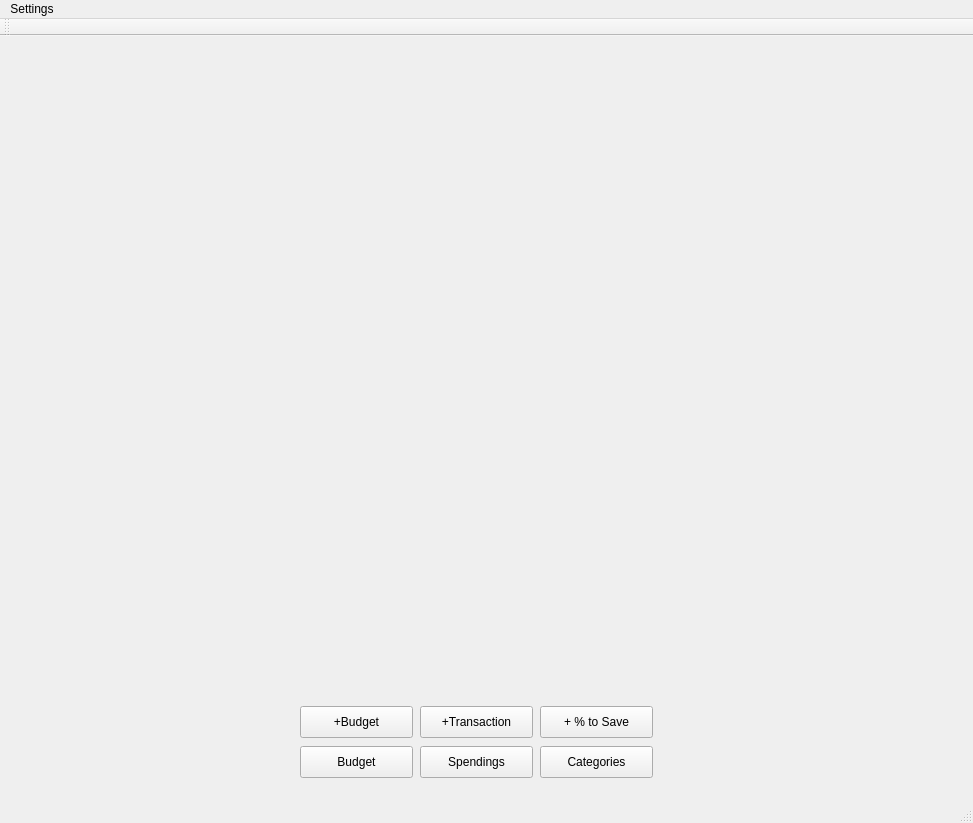
Before: the Qt Designer form EZbudget/maindashboard.ui in IvanInandan/EZBudget, drawn with Qt 5.
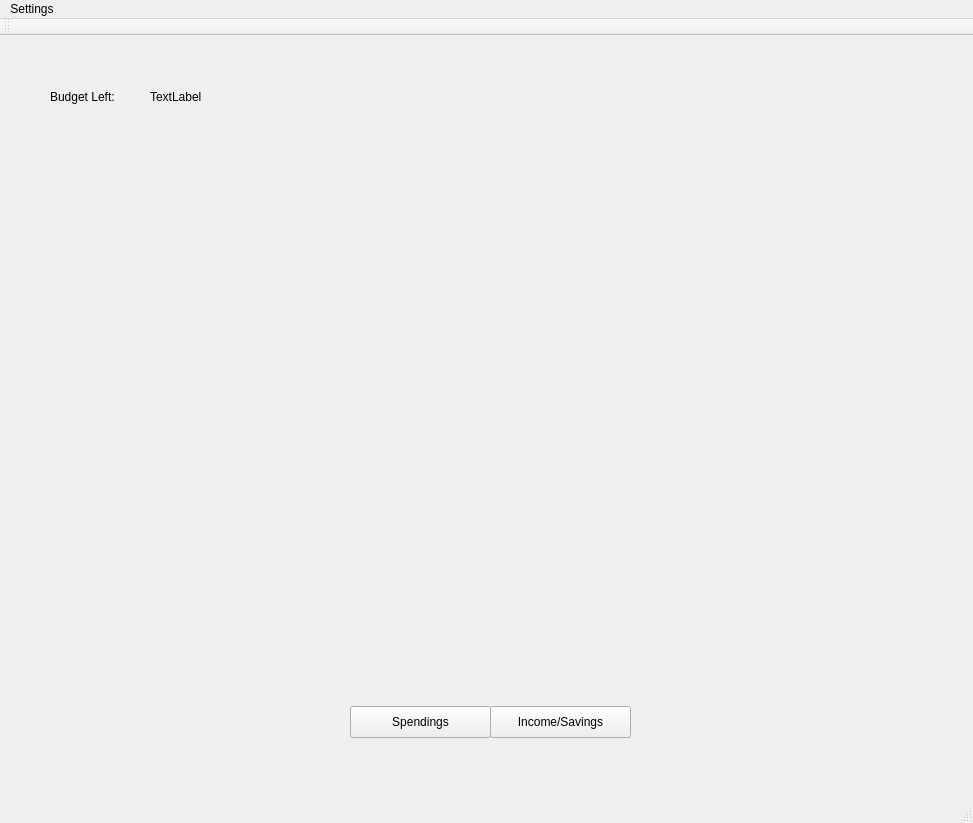
After: the same form once the commit is applied.

The edit to the form file:
```diff
--- a/EZbudget/maindashboard.ui
+++ b/EZbudget/maindashboard.ui
@@ -14,84 +14,22 @@
    <string>mainDashboard</string>
   </property>
   <widget class="QWidget" name="centralWidget">
-   <widget class="QWidget" name="spendSaveChartPlaceholder" native="true">
-    <property name="geometry">
-     <rect>
-      <x>30</x>
-      <y>30</y>
-      <width>901</width>
-      <height>211</height>
-     </rect>
-    </property>
-   </widget>
    <widget class="QWidget" name="spendingChartPlaceholder" native="true">
     <property name="geometry">
      <rect>
-      <x>30</x>
-      <y>310</y>
-      <width>901</width>
-      <height>341</height>
+      <x>140</x>
+      <y>110</y>
+      <width>681</width>
+      <height>301</height>
      </rect>
     </property>
    </widget>
-   <widget class="QPushButton" name="pushButton">
-    <property name="geometry">
-     <rect>
-      <x>300</x>
-      <y>670</y>
-      <width>113</width>
-      <height>32</height>
-     </rect>
-    </property>
-    <property name="text">
-     <string>+Budget</string>
-    </property>
-   </widget>
-   <widget class="QPushButton" name="pushButton_2">
-    <property name="geometry">
-     <rect>
-      <x>420</x>
-      <y>670</y>
-      <width>113</width>
-      <height>32</height>
-     </rect>
-    </property>
-    <property name="text">
-     <string>+Transaction</string>
-    </property>
-   </widget>
-   <widget class="QPushButton" name="pushButton_3">
-    <property name="geometry">
-     <rect>
-      <x>540</x>
-      <y>670</y>
-      <width>113</width>
-      <height>32</height>
-     </rect>
-    </property>
-    <property name="text">
-     <string>+ % to Save</string>
-    </property>
-   </widget>
-   <widget class="QPushButton" name="pushButton_4">
-    <property name="geometry">
-     <rect>
-      <x>300</x>
-      <y>710</y>
-      <width>113</width>
-      <height>32</height>
-     </rect>
-    </property>
-    <property name="text">
-     <string>Budget</string>
-    </property>
-   </widget>
    <widget class="QPushButton" name="pushButton_5">
     <property name="geometry">
      <rect>
-      <x>420</x>
-      <y>710</y>
-      <width>113</width>
+      <x>350</x>
+      <y>670</y>
+      <width>141</width>
       <height>32</height>
      </rect>
     </property>
@@ -102,14 +40,50 @@
    <widget class="QPushButton" name="pushButton_6">
     <property name="geometry">
      <rect>
-      <x>540</x>
-      <y>710</y>
-      <width>113</width>
+      <x>490</x>
+      <y>670</y>
+      <width>141</width>
       <height>32</height>
      </rect>
     </property>
     <property name="text">
-     <string>Categories</string>
+     <string>Income/Savings</string>
+    </property>
+   </widget>
+   <widget class="QWidget" name="spendSaveChartPlaceholder" native="true">
+    <property name="geometry">
+     <rect>
+      <x>40</x>
+      <y>440</y>
+      <width>901</width>
+      <height>191</height>
+     </rect>
+    </property>
+   </widget>
+   <widget class="QLabel" name="budgetLabel">
+    <property name="geometry">
+     <rect>
+      <x>50</x>
+      <y>40</y>
+      <width>81</width>
+      <height>41</height>
+     </rect>
+    </property>
+    <property name="text">
+     <string>Budget Left:</string>
+    </property>
+   </widget>
+   <widget class="QLabel" name="budgetLabelUpdate">
+    <property name="geometry">
+     <rect>
+      <x>150</x>
+      <y>40</y>
+      <width>91</width>
+      <height>41</height>
+     </rect>
+    </property>
+    <property name="text">
+     <string>TextLabel</string>
     </property>
    </widget>
   </widget>
```
